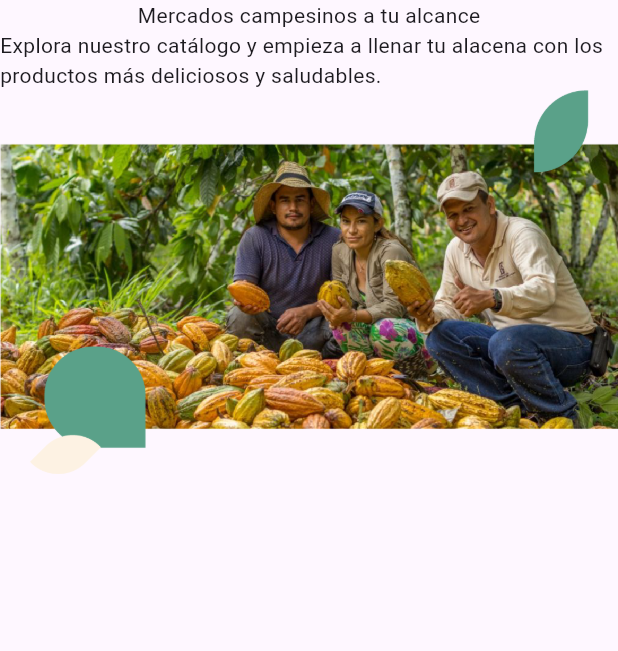
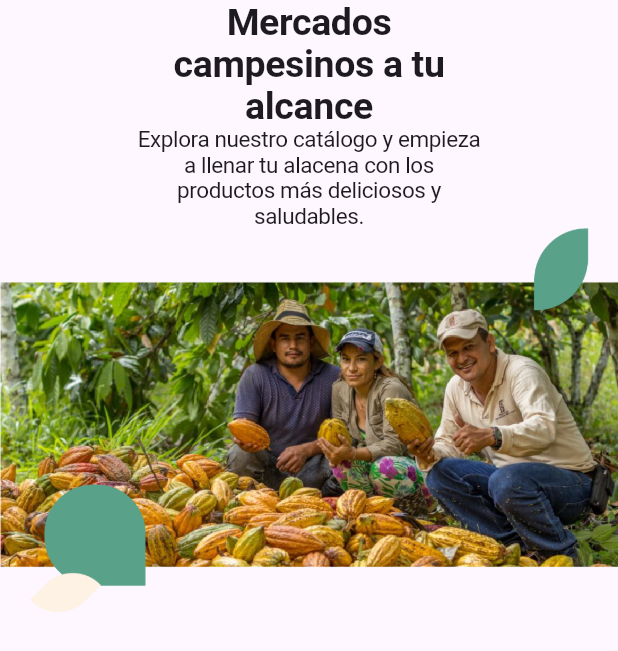
Before and after one commit to ValenciaSebs/agriapp, a Flutter app: the screen it shows after launch, on a phone screen of 412 x 824 dp. Shown: the top 651 px of the screen. Run offline on Flutter 3.47's test engine with Material 3 defaults, Android fonts, the phone set to English and light mode, and no system bars; our stand-ins replace google_fonts.

Commit message:
App Funcionando

```diff
--- a/lib/pantallas/headline.dart
+++ b/lib/pantallas/headline.dart
@@ -1,5 +1,9 @@
+import 'dart:math';
+
+import 'package:flutter/cupertino.dart';
 import 'package:flutter/material.dart';
 import 'package:flutter/widgets.dart';
+import 'package:google_fonts/google_fonts.dart';
 
 class Headline extends StatelessWidget {
   Headline({super.key});
@@ -9,9 +13,39 @@ class Headline extends StatelessWidget {
     return Container(
     child: Column
     (children: [
-      Text("Mercados campesinos a tu alcance"),
-      Text("Explora nuestro catálogo y empieza a llenar tu alacena con los productos más deliciosos y saludables."),
-      Image.asset("assets/imagenes/foto1.png")
+
+      Container(padding:EdgeInsets.only(left: 100, right: 100),
+        child: Text(
+      'Mercados campesinos a tu alcance',
+      textAlign: TextAlign.center,
+      style: GoogleFonts.encodeSansExpanded(
+      textStyle: Theme.of(context).textTheme.displayLarge,
+      fontSize: 25,
+      fontWeight: FontWeight.w600,
+      fontStyle: FontStyle.normal,
+      ),
+      ),
+      ),
+
+
+      Container(padding: EdgeInsets.only(left: 90, right: 90),
+      child: Text(
+      'Explora nuestro catálogo y empieza a llenar tu alacena con los productos más deliciosos y saludables.',
+      textAlign: TextAlign.center,
+      style: GoogleFonts.encodeSansExpanded(
+      textStyle: Theme.of(context).textTheme.displayLarge,
+      fontSize: 15,
+      fontWeight: FontWeight.w400,
+      ),
+      ),
+      ),
+
+      Container(
+      child:
+      Image.asset("assets/imagenes/foto1.png"),
+      ),
+
+
     ],),
     );
   }
--- a/pubspec.yaml
+++ b/pubspec.yaml
@@ -35,6 +35,7 @@ dependencies:
   # The following adds the Cupertino Icons font to your application.
   # Use with the CupertinoIcons class for iOS style icons.
   cupertino_icons: ^1.0.6
+  google_fonts: ^6.2.1
 
 dev_dependencies:
   flutter_test:
```
Also changed, not shown: pubspec.lock, 1 other file.
